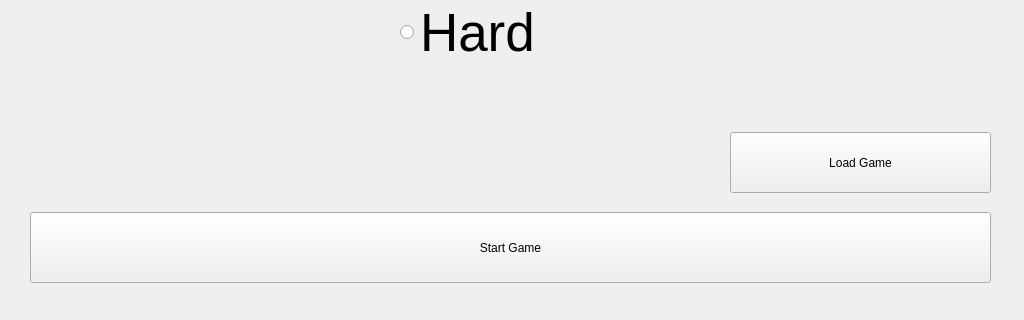
Fulde/dodge-it, file Dodge-it/Dodge-it/widget.ui: the form before one commit; both pictures show x 0 to 1024 and y 448 to 768 of the 1024 by 768 pixel window.
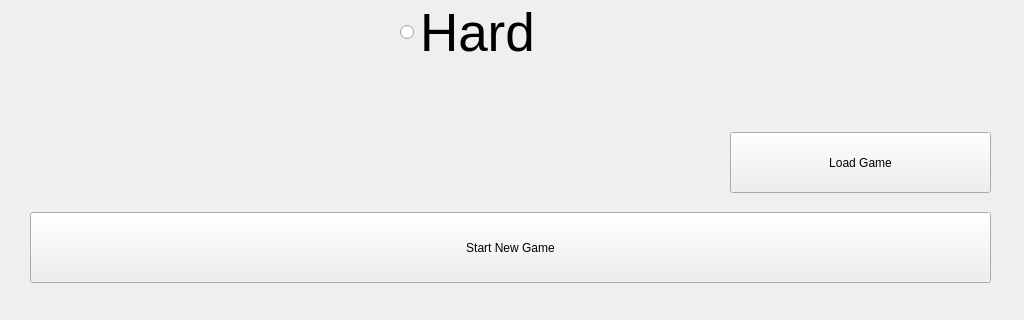
The form after the commit. Icons and pictures are not drawn.

```diff
--- a/Dodge-it/Dodge-it/widget.ui
+++ b/Dodge-it/Dodge-it/widget.ui
@@ -29,7 +29,7 @@
     <string notr="true">font: 20pt &quot;Sans Serif&quot;;</string>
    </property>
    <property name="text">
-    <string>Start Game</string>
+    <string>Start New Game</string>
    </property>
   </widget>
   <widget class="QRadioButton" name="rbEasy">
```
Left out of the diff: 6 changed lines with no effect on the pictures.
